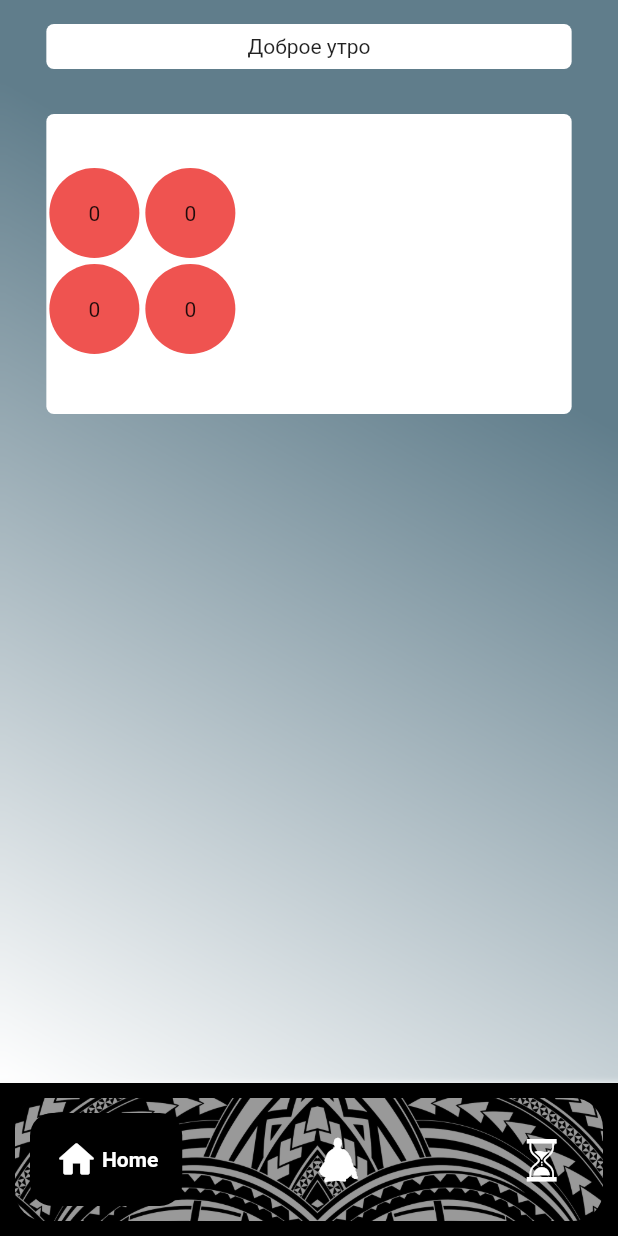
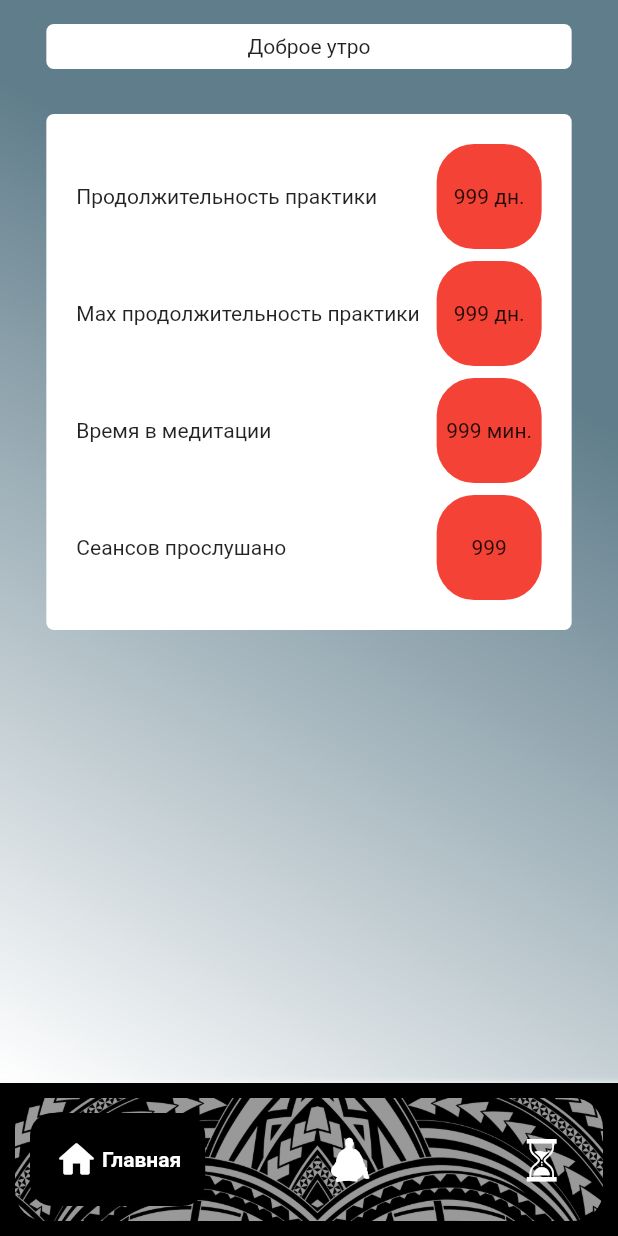
Before and after one commit to 0-melkonyanma-0/Simple-Meditation, a Flutter app: the screen it shows after launch, on a phone screen of 412 x 824 dp. Run offline on Flutter 3.47's test engine with Material 2 defaults, Android fonts, the phone set to English and light mode, and no system bars; drawn by our look-alikes of google_nav_bar; our stand-ins replace go_router, just_audio.

Commit message:
ltl refactoring

```diff
--- a/lib/screens/Home/home.dart
+++ b/lib/screens/Home/home.dart
@@ -61,8 +61,10 @@ class _HomeScreenState extends State<HomeScreen> {
                     child: SafeArea(
                       child: ConstrainedBox(
                         constraints: BoxConstraints(
-                          minWidth: MediaQuery.of(context).size.width * minWidth,
-                          maxWidth: MediaQuery.of(context).size.width * maxWidth,
+                          minWidth:
+                              MediaQuery.of(context).size.width * minWidth,
+                          maxWidth:
+                              MediaQuery.of(context).size.width * maxWidth,
                         ),
                         child: Column(
                           children: [
@@ -78,148 +80,99 @@ class _HomeScreenState extends State<HomeScreen> {
                               height: 30,
                             ),
                             Container(
-                              height: 200,
+                              height: 344,
+                              child: Padding(
+                                padding: const EdgeInsets.all(16.0),
                                 child: Column(
-                                mainAxisAlignment: MainAxisAlignment.center,
-                                children: [
-                                  Row(children: [
-                                    Column(
-                                      mainAxisAlignment:
-                                          MainAxisAlignment.center,
-                                      children: [
+                                  children:  <Widget>[
                                     Padding(
-                                          padding: const EdgeInsets.symmetric(
-                                              horizontal: 2.0),
-                                          child: Container(
-                                            height: 60,
-                                            width: 60,
+                                      padding: const EdgeInsets.all(4.0),
+                                      child: Row(
+                                        mainAxisAlignment: MainAxisAlignment.spaceBetween,
+                                        children:[
+                                           Text('Продолжительность практики'),
+                                           Container(
+                                            height: 70,
+                                            width: 70,
                                             decoration: BoxDecoration(
-                                              color: Colors.red[400],
+                                              color: Colors.red,
                                               borderRadius:
-                                                  BorderRadius.circular(30),
+                                                  BorderRadius.circular(
+                                                      25),
                                             ),
-                                            child: Row(
-                                              mainAxisAlignment:
-                                                  MainAxisAlignment.center,
-                                              children: [Text('0')],
+                                            child: Center(child: Text('999 дн.')),
                                           ),
+                                        ],
                                       ),
                                     ),
                                     Padding(
-                                          padding: const EdgeInsets.all(2.0),
-                                          // child: Text('Продолжительность\nпрактики'),
+                                      padding: const EdgeInsets.all(4.0),
+                                      child: Row(
+                                        mainAxisAlignment: MainAxisAlignment.spaceBetween,
+                                        children:[
+                                           Text('Max продолжительность практики'),
+                                           Container(
+                                            height: 70,
+                                            width: 70,
+                                            decoration: BoxDecoration(
+                                              color: Colors.red,
+                                              borderRadius:
+                                                  BorderRadius.circular(
+                                                      25),
+                                            ),
+                                            child: Center(child: Text('999 дн.')),
                                           ),
                                         ],
                                       ),
-                                    Column(
-                                      mainAxisAlignment:
-                                          MainAxisAlignment.center,
-                                      children: [
+                                    ),
                                     Padding(
-                                          padding: const EdgeInsets.symmetric(
-                                              horizontal: 2.0),
-                                          child: Container(
-                                            height: 60,
-                                            width: 60,
+                                      padding: const EdgeInsets.all(4.0),
+                                      child: Row(
+                                        mainAxisAlignment: MainAxisAlignment.spaceBetween,
+                                        children:[
+                                           Text('Время в медитации'),
+                                           Container(
+                                            height: 70,
+                                            width: 70,
                                             decoration: BoxDecoration(
-                                              color: Colors.red[400],
+                                              color: Colors.red,
                                               borderRadius:
-                                                  BorderRadius.circular(30),
+                                                  BorderRadius.circular(
+                                                      25),
                                             ),
-                                            child: Row(
-                                              mainAxisAlignment:
-                                                  MainAxisAlignment.center,
-                                              children: [Text('0')],
+                                            child: Center(child: Text('999 мин.')),
                                           ),
+                                        ],
                                       ),
                                     ),
                                     Padding(
-                                          padding: const EdgeInsets.all(2.0),
-                                          // child: Text('Минут\nпрослушано'),
+                                      padding: const EdgeInsets.all(4.0),
+                                      child: Row(
+                                        mainAxisAlignment: MainAxisAlignment.spaceBetween,
+                                        children:[
+                                           Text('Сеансов прослушано'),
+                                           Container(
+                                            height: 70,
+                                            width: 70,
+                                            decoration: BoxDecoration(
+                                              color: Colors.red,
+                                              borderRadius:
+                                                  BorderRadius.circular(
+                                                      25),
+                                            ),
+                                            child: Center(child: Text('999')),
                                           ),
                                         ],
                                       ),
-                                  ]),
-                                  Row(
-                                    children: [
-                                      Column(
-                                        mainAxisAlignment:
-                                            MainAxisAlignment.center,
-                                        children: [
-                                          Padding(
-                                            padding: const EdgeInsets.symmetric(
-                                                horizontal: 2.0),
-                                            child: Container(
-                                              height: 60,
-                                              width: 60,
-                                              decoration: BoxDecoration(
-                                                color: Colors.red[400],
-                                                borderRadius:
-                                                    BorderRadius.circular(30),
-                                              ),
-                                              child: Row(
-                                                mainAxisAlignment:
-                                                    MainAxisAlignment.center,
-                                                children: [Text('0')],
-                                              ),
-                                            ),
-                                          ),
-                                          Padding(
-                                            padding: const EdgeInsets.all(2.0),
-                                            // child: Text('Max продолжительность\nпрактики'),
                                     ),
                                   ],
                                 ),
-                                      Column(
-                                        mainAxisAlignment:
-                                            MainAxisAlignment.center,
-                                        children: [
-                                          Padding(
-                                            padding: const EdgeInsets.symmetric(
-                                                horizontal: 2.0),
-                                            child: Container(
-                                              height: 60,
-                                              width: 60,
-                                              decoration: BoxDecoration(
-                                                color: Colors.red[400],
-                                                borderRadius:
-                                                    BorderRadius.circular(30),
-                                              ),
-                                              child: Row(
-                                                mainAxisAlignment:
-                                                    MainAxisAlignment.center,
-                                                children: [Text('0')],
-                                              ),
-                                            ),
-                                          ),
-                                          Padding(
-                                            padding: const EdgeInsets.all(2.0),
-                                            // child: Text('Сеансов\nпрослушано'),
-                                          ),
-                                        ],
-                                      ),
-                                    ],
-                                  )
-                                ],
                               ),
                               decoration: BoxDecoration(
                                 color: Colors.white,
                                 borderRadius: BorderRadius.circular(5),
                               ),
                             ),
-                            SizedBox(
-                              height: 30,
-                            ),
-                            // Container(
-                            //   height: 300,
-                            //   child: Center(
-                            //       child: Text(
-                            //           'Что-то интересное здесь ждет вас,\n в скором будушем...')),
-                            //   decoration: BoxDecoration(
-                            //     color: Colors.white,
-                            //     borderRadius: BorderRadius.circular(5),
-                            //   ),
-                            // ),
                           ],
                         ),
                       ),
--- a/lib/screens/Navigation/navigation_bar.dart
+++ b/lib/screens/Navigation/navigation_bar.dart
@@ -48,21 +48,21 @@ class _NavBarState extends State<NavBar> {
                 tabs: [
                   GButton(
                     icon: Icons.home_rounded,
-                    text: 'Home',
+                    text: 'Главная',
                     textColor: Colors.white,
                     iconColor: Colors.white,
                     iconActiveColor: Colors.white,
                   ),
                   GButton(
                     icon: MeditationIcons.meditation,
-                    text: 'Meditate',
+                    text: 'Медитация',
                     textColor: Colors.white,
                     iconColor: Colors.white,
                     iconActiveColor: Colors.white,
                   ),
                   GButton(
                     icon: MeditationIcons.clock,
-                    text: 'Timer',
+                    text: 'Таймер',
                     textColor: Colors.white,
                     iconColor: Colors.white,
                     iconActiveColor: Colors.white,
--- a/lib/screens/Timer/timer.dart
+++ b/lib/screens/Timer/timer.dart
@@ -15,6 +15,8 @@ class TimerScreen extends StatefulWidget {
 }
 
 class _TimerScreenState extends State<TimerScreen> {
+  int minutes = 0;
+  var currentColor = Colors.blue;
 
   @override
   Widget build(BuildContext context) {
@@ -33,8 +35,10 @@ class _TimerScreenState extends State<TimerScreen> {
                     child: SafeArea(
                       child: ConstrainedBox(
                         constraints: BoxConstraints(
-                          minWidth: MediaQuery.of(context).size.width * minWidth,
-                          maxWidth: MediaQuery.of(context).size.width * maxWidth,
+                          minWidth:
+                              MediaQuery.of(context).size.width * minWidth,
+                          maxWidth:
+                              MediaQuery.of(context).size.width * maxWidth,
                         ),
                         child: Center(
                           child: Column(
@@ -55,22 +59,36 @@ class _TimerScreenState extends State<TimerScreen> {
                                 child: Padding(
                                   padding: const EdgeInsets.all(16.0),
                                   child: Column(
-                                    mainAxisAlignment: MainAxisAlignment.spaceBetween,
+                                    mainAxisAlignment:
+                                        MainAxisAlignment.spaceBetween,
                                     children: [
                                       Row(
                                         children: [
-                                          Text('Выбрать продолжительность медитации')
+                                          Text(
+                                              'Выбрать продолжительность медитации')
                                         ],
                                       ),
-                                      SizedBox(height: 10,),
+                                      SizedBox(
+                                        height: 10,
+                                      ),
                                       SingleChildScrollView(
                                         scrollDirection: Axis.horizontal,
                                         child: Row(
                                           children: <Widget>[
                                             SizedBox(
                                               width: buttonWidth,
-                                              child:  ElevatedButton(
-                                                onPressed: () {},
+                                              child: ElevatedButton(
+                                                onPressed: () {
+                                                  setState(() {
+                                                    minutes = 3;
+                                                    currentColor =
+                                                        Colors.amber;
+                                                  });
+                                                },
+                                                style: ElevatedButton.styleFrom(
+                                                  primary:
+                                                      currentColor, // Background color
+                                                ),
                                                 child: const Text('3 min'),
                                               ),
                                             ),
@@ -78,8 +96,8 @@ class _TimerScreenState extends State<TimerScreen> {
                                               width: 10,
                                             ),
                                             SizedBox(
-                                              width:buttonWidth,
-                                              child:  ElevatedButton(
+                                              width: buttonWidth,
+                                              child: ElevatedButton(
                                                 onPressed: () {},
                                                 child: const Text('5 min'),
                                               ),
@@ -88,8 +106,8 @@ class _TimerScreenState extends State<TimerScreen> {
                                               width: 10,
                                             ),
                                             SizedBox(
-                                              width:buttonWidth,
-                                              child:  ElevatedButton(
+                                              width: buttonWidth,
+                                              child: ElevatedButton(
                                                 onPressed: () {},
                                                 child: const Text('8 min'),
                                               ),
@@ -98,8 +116,8 @@ class _TimerScreenState extends State<TimerScreen> {
                                               width: 10,
                                             ),
                                             SizedBox(
-                                              width:buttonWidth,
-                                              child:  ElevatedButton(
+                                              width: buttonWidth,
+                                              child: ElevatedButton(
                                                 onPressed: () {},
                                                 child: const Text('12 min'),
                                               ),
@@ -108,8 +126,8 @@ class _TimerScreenState extends State<TimerScreen> {
                                               width: 10,
                                             ),
                                             SizedBox(
-                                              width:buttonWidth,
-                                              child:  ElevatedButton(
+                                              width: buttonWidth,
+                                              child: ElevatedButton(
                                                 onPressed: () {},
                                                 child: const Text('15 min'),
                                               ),
@@ -128,42 +146,6 @@ class _TimerScreenState extends State<TimerScreen> {
                               SizedBox(
                                 height: 30,
                               ),
-                              // Container(
-                              //   height: 110,
-                              //   child: Padding(
-                              //     padding: const EdgeInsets.all(16.0),
-                              //     child: Column(
-                              //       children: [
-                              //         Row(
-                              //           children: [
-                              //             Text('Скачать')
-                              //           ],
-                              //         ),
-                              //         SizedBox(
-                              //           height: 10,
-                              //         ),
-                              //         Row(
-                              //           children: [
-                              //             Text('СКОЛЬКО МИНУТ'),
-                              //             SizedBox(
-                              //               width: 50,
-                              //             ),
-                              //             SizedBox(
-                              //               child:  ElevatedButton(
-                              //                 onPressed: () {},
-                              //                 child: Icon(Icons.download_for_offline),
-                              //               ),
-                              //             ),
-                              //           ],
-                              //         )
-                              //       ],
-                              //     ),
-                              //   ),
-                              //   decoration: BoxDecoration(
-                              //     color: Colors.white,
-                              //     borderRadius: BorderRadius.circular(5),
-                              //   ),
-                              // ),
                             ],
                           ),
                         ),
@@ -192,7 +174,7 @@ class _TimerScreenState extends State<TimerScreen> {
         floatingActionButtonLocation: FloatingActionButtonLocation.centerFloat,
         floatingActionButton: Container(
           height: 50,
-          width: MediaQuery.of(context).size.width-50,
+          width: MediaQuery.of(context).size.width - 50,
           margin: const EdgeInsets.all(10),
           child: ElevatedButton(
             onPressed: () {
```
Lines whose indentation alone changed are shown as unchanged.
